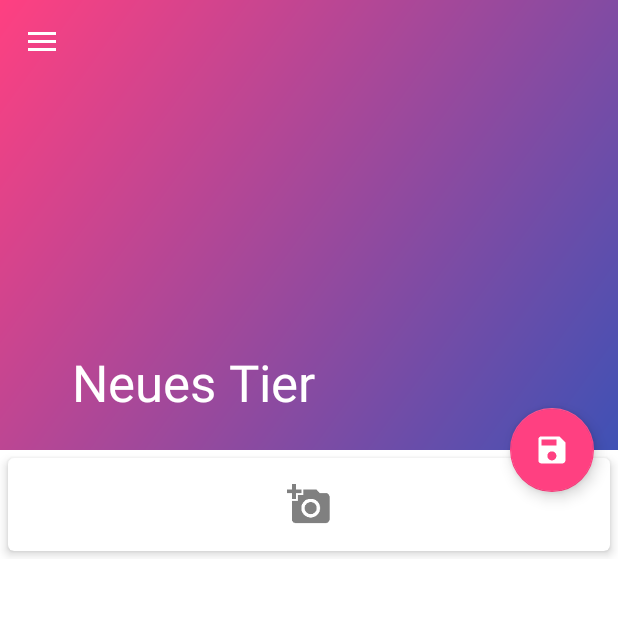
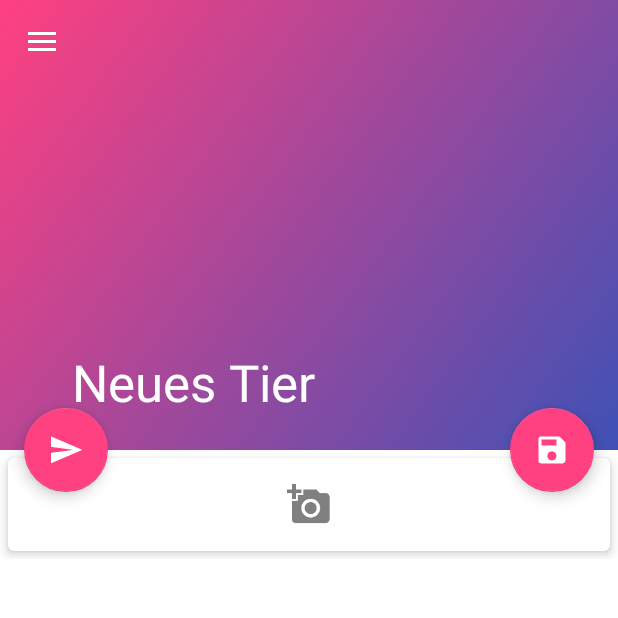
Before and after one commit to wolfhardfehre/Seanachie, an Android app: the fragment ImageStoryCreateFragment placed in its activity, on a phone screen of 412 x 824 dp, the top half of it. Run offline under Robolectric (Android 15) with nearby library versions, the phone set to English and light mode, and no system bars; our stand-ins replace ButterKnife, Timber; libraries missing offline, so code that uses them is left out: com.j256.ormlite; 2 statements that could not run were skipped.

Commit message:
put email send button

```diff
--- a/app/src/main/java/com/nicefontaine/seanachie/data/DatabaseHelper.java
+++ b/app/src/main/java/com/nicefontaine/seanachie/data/DatabaseHelper.java
@@ -35,7 +35,7 @@ import java.sql.SQLException;
 public class DatabaseHelper extends OrmLiteSqliteOpenHelper {
 
     private static final String DATABASE_NAME = "seanachie.db";
-    private static final int DATABASE_VERSION = 13;
+    private static final int DATABASE_VERSION = 15;
 
     private static DatabaseHelper instance;
     private RuntimeExceptionDao<Category, Integer> categoriesDao;
--- a/app/src/main/java/com/nicefontaine/seanachie/ui/image_stories/ImageStoriesAdapter.java
+++ b/app/src/main/java/com/nicefontaine/seanachie/ui/image_stories/ImageStoriesAdapter.java
@@ -63,7 +63,7 @@ class ImageStoriesAdapter extends RecyclerView.Adapter<ImageStoriesAdapter.PetHo
             }
             holder.image.setImageBitmap(bitmap);
         }
-        holder.name.setText(imageStory.getName());
+        holder.name.setText(imageStory.getForm().getCategories().get(0).getValue());
         holder.category.setText(imageStory.getFirst());
     }
 
--- a/app/src/main/res/layout/fragment_image_story_create.xml
+++ b/app/src/main/res/layout/fragment_image_story_create.xml
@@ -92,4 +92,14 @@
         app:layout_anchorGravity="bottom|right|end"
         app:srcCompat="@drawable/ic_save_white_48dp" />
 
+    <android.support.design.widget.FloatingActionButton
+        android:id="@+id/f_image_story_send_fab"
+        android:layout_width="wrap_content"
+        android:layout_height="wrap_content"
+        android:layout_margin="@dimen/fab_margin"
+        app:fabSize="normal"
+        app:layout_anchor="@id/collapsing"
+        app:layout_anchorGravity="bottom|left|start"
+        app:srcCompat="@drawable/ic_send_white_48dp" />
+
 </android.support.design.widget.CoordinatorLayout>
```
Also changed, not shown: app/src/main/java/com/nicefontaine/seanachie/data/models/ImageStory.java (+12 -24 lines), app/src/main/java/com/nicefontaine/seanachie/ui/image_story_create/ImageStoryCreateFragment.java (+15 -0 lines).
